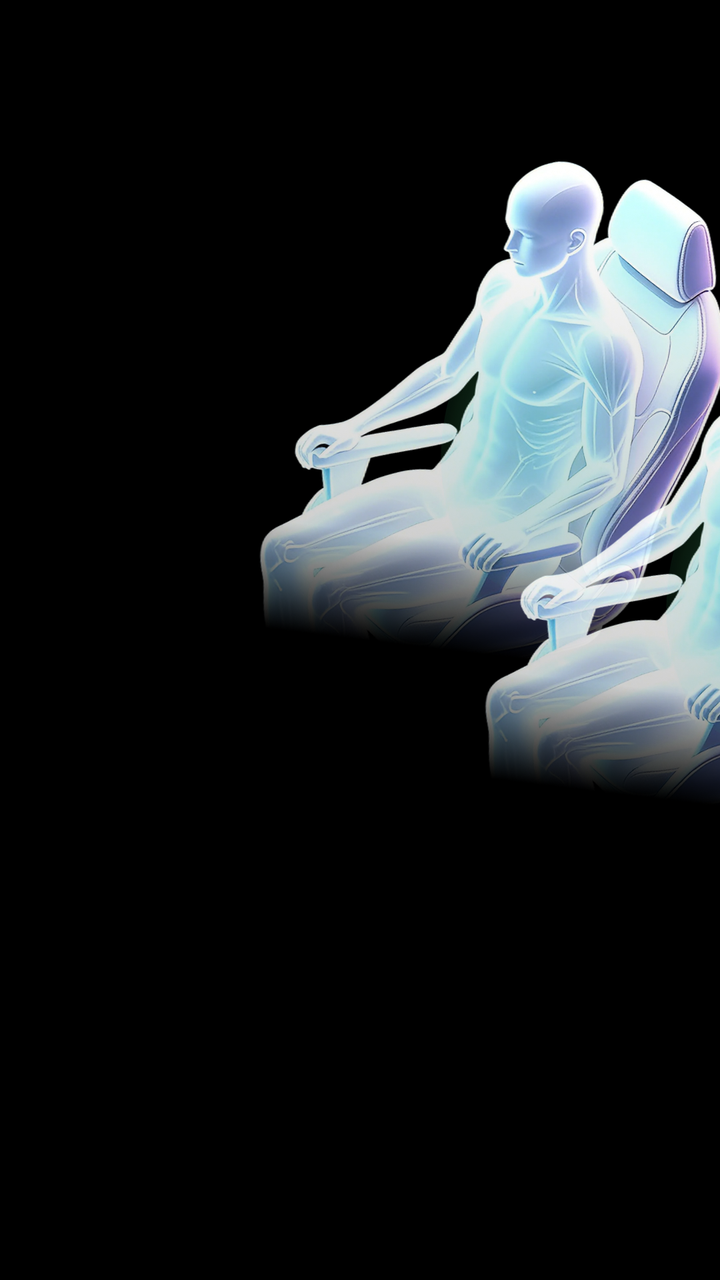
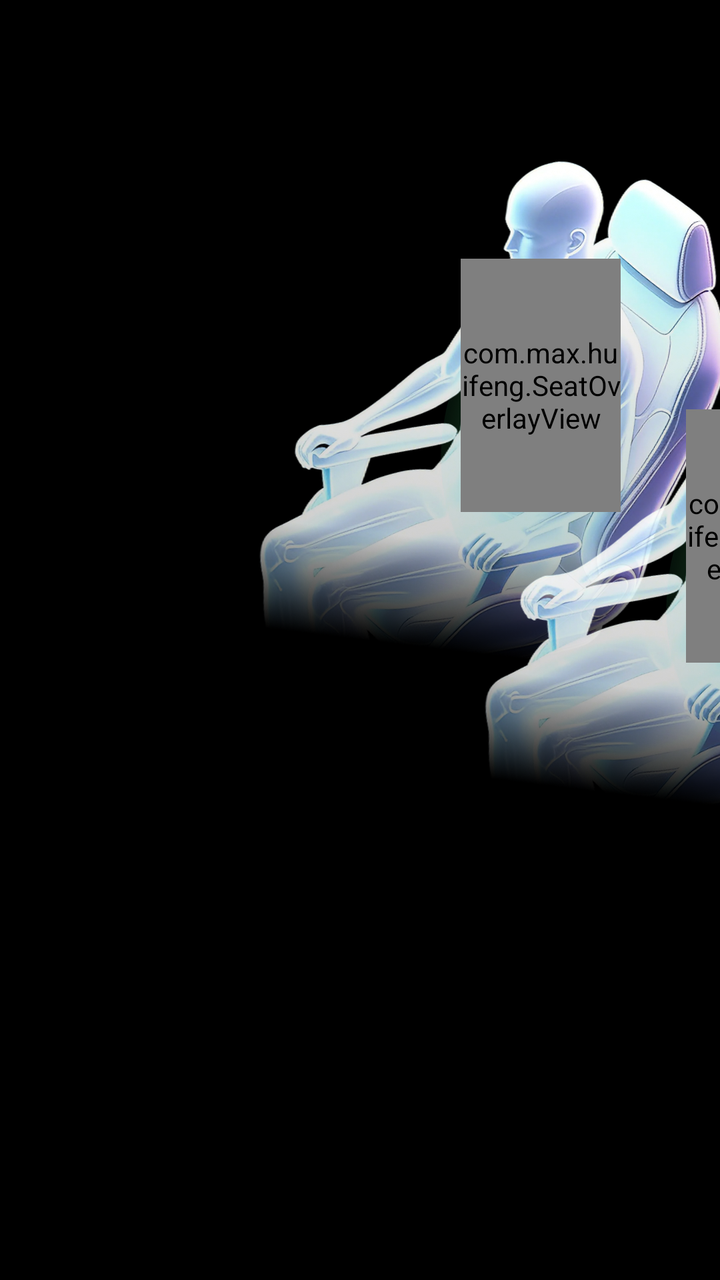

Two renders of the same Android screen: before a commit and after it. Below are the layout's source before the change and the commit's diff.
<!-- AndroidManifest.xml: application theme Theme.Huifeng -->
<!-- res/layout/layout_seats_4.xml -->
<?xml version="1.0" encoding="utf-8"?>
<FrameLayout xmlns:android="http://schemas.android.com/apk/res/android"
    android:layout_width="match_parent"
    android:layout_height="match_parent">

    
    <ImageView
        android:id="@+id/iv_seat_4_4"
        android:layout_width="785px"
        android:layout_height="1152px"
        android:layout_marginStart="1032.91px"
        android:layout_marginTop="167.92px"
        android:src="@drawable/body" />

    
    <ImageView
        android:id="@+id/iv_seat_4_5"
        android:layout_width="785px"
        android:layout_height="1152px"
        android:layout_marginStart="1366.79px"
        android:layout_marginTop="361.07px"
        android:src="@drawable/body" />

    
    <ImageView
        android:id="@+id/iv_seat_4_1"
        android:layout_width="785px"
        android:layout_height="1152px"
        android:layout_marginStart="342.62px"
        android:layout_marginTop="142.53px"
        android:src="@drawable/body" />

    
    <ImageView
        android:id="@+id/iv_seat_4_0"
        android:layout_width="785px"
        android:layout_height="1152px"
        android:layout_marginStart="680.9px"
        android:layout_marginTop="368.78px"
        android:src="@drawable/body" />

</FrameLayout>
<!-- resources referenced by this layout -->
<resources>
  <!-- drawable body: webp bitmap (drawable-xxxhdpi, 643364 bytes) -->
  <style name="Theme.Huifeng" parent="Theme.MaterialComponents.DayNight.NoActionBar">
          
          <item name="colorPrimary">@color/purple_500</item>
          <item name="colorPrimaryVariant">@color/purple_700</item>
          <item name="colorOnPrimary">@color/white</item>
          
          <item name="colorSecondary">@color/teal_200</item>
          <item name="colorSecondaryVariant">@color/teal_700</item>
          <item name="colorOnSecondary">@color/black</item>
          
          <item name="android:statusBarColor">@android:color/black</item>
          <item name="android:windowBackground">@android:color/black</item>
      </style>
  <color name="purple_500">#FF6200EE</color>
  <color name="purple_700">#FF3700B3</color>
  <color name="white">#FFFFFFFF</color>
  <color name="teal_200">#FF03DAC5</color>
  <color name="teal_700">#FF018786</color>
  <color name="black">#FF000000</color>
</resources>

<!-- the commit's change to res/layout/layout_seats_4.xml (unified diff, before → after) -->
@@ -4,39 +4,87 @@
     android:layout_height="match_parent">
 
     
-    <ImageView
-        android:id="@+id/iv_seat_4_4"
+    <FrameLayout
         android:layout_width="785px"
         android:layout_height="1152px"
         android:layout_marginStart="1032.91px"
-        android:layout_marginTop="167.92px"
-        android:src="@drawable/body" />
+        android:layout_marginTop="167.92px">
+
+        <ImageView
+            android:id="@+id/iv_seat_4_4"
+            android:layout_width="match_parent"
+            android:layout_height="match_parent"
+            android:src="@drawable/body" />
+
+        <com.max.huifeng.SeatOverlayView
+            android:id="@+id/seat_overlay_4_4"
+            android:layout_width="240px"
+            android:layout_height="380px"
+            android:layout_marginStart="348px"
+            android:layout_marginTop="245px" />
+    </FrameLayout>
 
     
-    <ImageView
-        android:id="@+id/iv_seat_4_5"
+    <FrameLayout
         android:layout_width="785px"
         android:layout_height="1152px"
         android:layout_marginStart="1366.79px"
-        android:layout_marginTop="361.07px"
-        android:src="@drawable/body" />
+        android:layout_marginTop="361.07px">
+
+        <ImageView
+            android:id="@+id/iv_seat_4_5"
+            android:layout_width="match_parent"
+            android:layout_height="match_parent"
+            android:src="@drawable/body" />
+
+        <com.max.huifeng.SeatOverlayView
+            android:id="@+id/seat_overlay_4_5"
+            android:layout_width="240px"
+            android:layout_height="380px"
+            android:layout_marginStart="348px"
+            android:layout_marginTop="245px" />
+    </FrameLayout>
 
     
-    <ImageView
-        android:id="@+id/iv_seat_4_1"
+    <FrameLayout
         android:layout_width="785px"
         android:layout_height="1152px"
         android:layout_marginStart="342.62px"
-        android:layout_marginTop="142.53px"
-        android:src="@drawable/body" />
+        android:layout_marginTop="142.53px">
+
+        <ImageView
+            android:id="@+id/iv_seat_4_1"
+            android:layout_width="match_parent"
+            android:layout_height="match_parent"
+            android:src="@drawable/body" />
+
+        <com.max.huifeng.SeatOverlayView
+            android:id="@+id/seat_overlay_4_1"
+            android:layout_width="240px"
+            android:layout_height="380px"
+            android:layout_marginStart="348px"
+            android:layout_marginTop="245px" />
+    </FrameLayout>
 
     
-    <ImageView
-        android:id="@+id/iv_seat_4_0"
+    <FrameLayout
         android:layout_width="785px"
         android:layout_height="1152px"
         android:layout_marginStart="680.9px"
-        android:layout_marginTop="368.78px"
-        android:src="@drawable/body" />
+        android:layout_marginTop="368.78px">
+
+        <ImageView
+            android:id="@+id/iv_seat_4_0"
+            android:layout_width="match_parent"
+            android:layout_height="match_parent"
+            android:src="@drawable/body" />
+
+        <com.max.huifeng.SeatOverlayView
+            android:id="@+id/seat_overlay_4_0"
+            android:layout_width="240px"
+            android:layout_height="380px"
+            android:layout_marginStart="348px"
+            android:layout_marginTop="245px" />
+    </FrameLayout>
 
 </FrameLayout>
